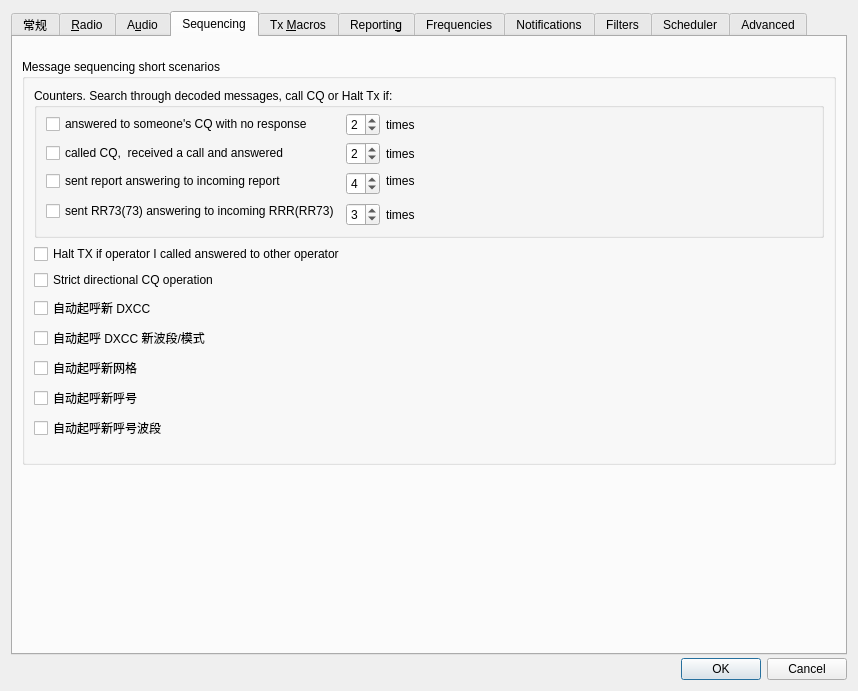
First picture: the form in Configuration.ui, repository iCassius/JTDX_mod, before the edit.
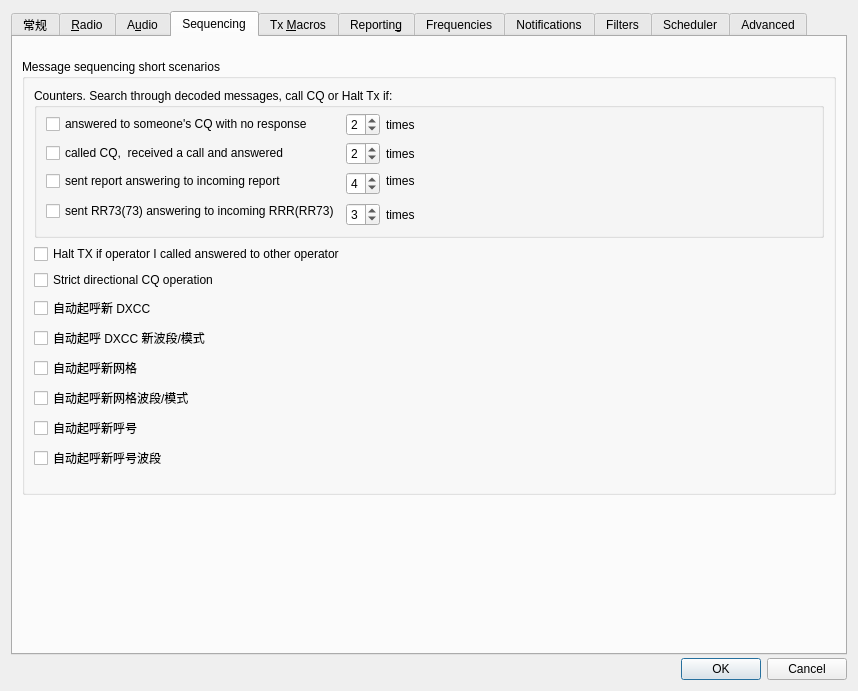
Second picture: the form after the edit. The open tabs and pages were chosen to show the change.

Commit message: AutoSeq: split new grid target modes

```diff
--- a/Configuration.ui
+++ b/Configuration.ui
@@ -2341,6 +2341,16 @@
                    </widget>
                   </item>
                   <item row="9" column="0">
+                   <widget class="QCheckBox" name="autoCallNewGridBandMode_check_box">
+                    <property name="toolTip">
+                     <string>空闲时只对当前波段或模式尚未通联的网格的 CQ、RRR 或 RR73 自动起呼（priority 13/14）。命中后自动开启 Enable Tx；无回应次数使用“多次回复别台的 CQ 呼叫没有反应”设置，达到后停止并清除 DX。仍需手工开启 AutoSeq。</string>
+                    </property>
+                    <property name="text">
+                     <string>自动起呼新网格波段/模式</string>
+                    </property>
+                   </widget>
+                  </item>
+                  <item row="10" column="0">
                    <widget class="QCheckBox" name="autoCallNewCall_check_box">
                     <property name="toolTip">
                      <string>空闲时只对日志中从未通联过的呼号的 CQ、RRR、RR73 或独立 73 自动起呼。命中后自动开启 Enable Tx；无回应次数使用“多次回复别台的 CQ 呼叫没有反应”设置，达到后停止并清除 DX。仍需手工开启 AutoSeq。</string>
@@ -2350,7 +2360,7 @@
                     </property>
                    </widget>
                   </item>
-                  <item row="10" column="0">
+                  <item row="11" column="0">
                    <widget class="QCheckBox" name="autoCallNewCallBand_check_box">
                     <property name="toolTip">
                      <string>空闲时只对当前波段从未通联过的呼号的 CQ、RRR、RR73 或独立 73 自动起呼。命中后自动开启 Enable Tx；无回应次数使用“多次回复别台的 CQ 呼叫没有反应”设置，达到后停止并清除 DX。仍需手工开启 AutoSeq。</string>
```
Left out of the diff: 2 changed lines with no effect on the pictures. The commit also changes 15 other files.
